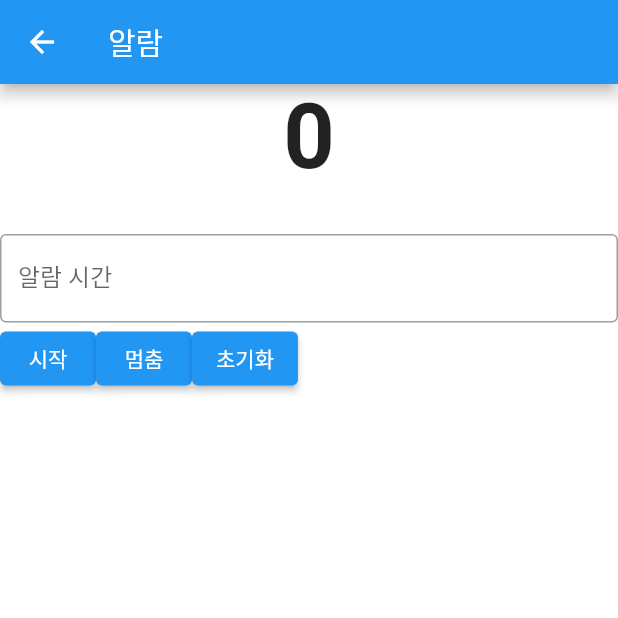
After one commit to bearscome/flutter, a Flutter app: the Alarm screen opened directly, after a tap on "초기화", on a phone screen of 412 x 824 dp, the top half of it. The commit adds this screen. Run offline on Flutter 3.47's test engine with Material 2 defaults, Android fonts, the phone set to English and light mode, and no system bars; our stand-ins replace cloud_firestore, firebase_auth, firebase_core, firebase_storage, flutter_chat_bubble, flutter_local_notifications and 8 more; missing offline and left inert: launch_review; accounts and stored records are empty.

Commit message:
알람설정

```diff
--- a/bloc_1/lib/main.dart
+++ b/bloc_1/lib/main.dart
@@ -3,6 +3,7 @@ import 'package:bloc_1/columnrow/column_row.dart';
 import 'package:bloc_1/googlePlay/movetopage.dart';
 import 'package:bloc_1/gps/gps.dart';
 import 'package:bloc_1/local_auth/local_auth.dart';
+import 'package:bloc_1/notification/alarm.dart';
 import 'package:bloc_1/notification/notification.dart';
 import 'package:flutter/material.dart';
 
@@ -69,6 +70,10 @@ class Page extends StatelessWidget {
           onPressed: () => _goto(context, const ColumnRow()),
           child: Text(const ColumnRow().PageTitle.toString()),
         ),
+        TextButton(
+          onPressed: () => _goto(context, const Alarm()),
+          child: Text(const Alarm().PageTitle.toString()),
+        ),
       ],
     );
   }
--- /dev/null
+++ b/bloc_1/lib/notification/alarm.dart
@@ -0,0 +1,168 @@
+import 'dart:async';
+
+import 'package:bloc_1/notification/localNotification.dart';
+import 'package:flutter/material.dart';
+import 'package:flutter/services.dart';
+
+class Alarm extends StatefulWidget {
+  const Alarm({super.key});
+  final PageTitle = '알람';
+
+  @override
+  State<Alarm> createState() => _AlarmState();
+}
+
+class _AlarmState extends State<Alarm> {
+  late StreamSubscription<int> subscription;
+  int _currentTick = 0;
+  bool _isPaused = false;
+  bool _stared = false;
+  final pushAl = LocalNotificationTest();
+
+  @override
+  void initState() {
+    super.initState();
+    pushAl.initLocalNotificationPlugin();
+  }
+
+  void _start(int duraction) {
+    if (_stared) {
+      return;
+    }
+
+    subscription = const Ticker().tick(ticks: duraction).listen((value) {
+      setState(() {
+        _stared = true;
+        _isPaused = false;
+        _currentTick = value;
+      });
+    });
+
+    subscription.onDone(() {
+      debugPrint('끝났어요!');
+      _reset();
+      pushAl.sampleNotification(title: '타이머 종료', body: "타이머가 종료되었니다.");
+    });
+  }
+
+  void _resume() {
+    if (_stared) {
+      return;
+    }
+    setState(() {
+      _stared = true;
+      _isPaused = false;
+    });
+    subscription.resume();
+  }
+
+  void _pause() {
+    if (!_stared) {
+      return;
+    }
+    setState(() {
+      _stared = false;
+      _isPaused = true;
+    });
+    subscription.pause();
+  }
+
+  void _reset() {
+    setState(() {
+      _stared = false;
+      _isPaused = false;
+    });
+    subscription.cancel();
+    _currentTick = 0;
+    _textController.clear();
+  }
+
+  void showSnackBar(String msg) {
+    ScaffoldMessenger.of(context).showSnackBar(
+      SnackBar(
+        content: Text(msg),
+        duration: const Duration(milliseconds: 800),
+      ),
+    );
+  }
+
+  final _textController = TextEditingController();
+
+  @override
+  Widget build(BuildContext context) {
+    return Scaffold(
+      appBar: AppBar(
+        title: const Text('알람'),
+      ),
+      body: GestureDetector(
+        onTap: () {
+          FocusScope.of(context).unfocus();
+        },
+        child: Container(
+          color: Colors.white,
+          child: Column(
+            children: [
+              Text(
+                _currentTick.toString(),
+                style:
+                    const TextStyle(fontSize: 60, fontWeight: FontWeight.bold),
+              ),
+              const SizedBox(
+                height: 30,
+              ),
+              TextField(
+                controller: _textController,
+                // onSubmitted: (String value) => print(value),
+                inputFormatters: <TextInputFormatter>[
+                  FilteringTextInputFormatter.digitsOnly
+                ],
+                onChanged: (value) {
+                  if (value.isEmpty) {
+                    setState(() {
+                      _currentTick = 0;
+                    });
+                    return;
+                  }
+                  setState(() {
+                    _currentTick = int.parse(value);
+                  });
+                },
+                decoration: const InputDecoration(
+                  border: OutlineInputBorder(),
+                  labelText: '알람 시간',
+                ),
+                keyboardType: TextInputType.number,
+              ),
+              Row(
+                children: [
+                  ElevatedButton(
+                      onPressed: () {
+                        if (_currentTick == 0) {
+                          showSnackBar('설정 시간은 0보다 커야합니다.');
+                          return;
+                        }
+                        _start(_currentTick);
+                      },
+                      child: const Text('시작')),
+                  ElevatedButton(
+                      onPressed: () => _isPaused ? _resume() : _pause(),
+                      child: Text(_isPaused ? '재 시작' : '멈춤')),
+                  ElevatedButton(
+                      onPressed: () => _reset(), child: const Text('초기화')),
+                ],
+              )
+            ],
+          ),
+        ),
+      ),
+    );
+  }
+}
+
+class Ticker {
+  const Ticker();
+  Stream<int> tick({required int ticks}) {
+    return Stream.periodic(const Duration(seconds: 1), (x) => ticks - x)
+        .take(ticks + 1);
+  }
+}
--- a/bloc_1/lib/notification/notification.dart
+++ b/bloc_1/lib/notification/notification.dart
@@ -52,7 +52,7 @@ class _MyWidgetState extends State<MyWidget> {
         ),
         ElevatedButton(
           onPressed: () {
-            pushAl.sampleNotification();
+            pushAl.sampleNotification(title: '알림 반복', body: "알림 반복");
           },
           child: Text('알림 반복'),
         ),
```
Also changed, not shown: bloc_1/lib/notification/localNotification.dart (+7 -4 lines).
